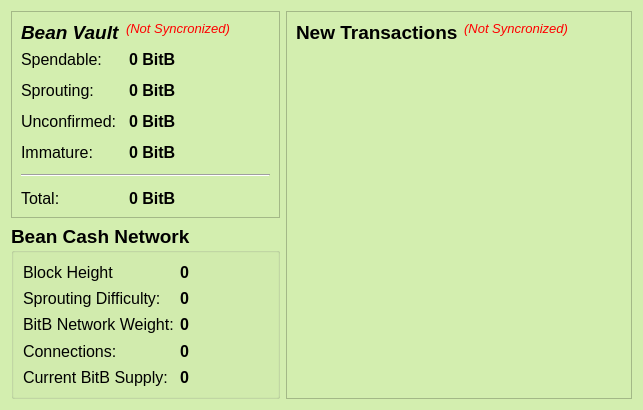
Qt form src/qt/forms/overviewpage.ui (teambean/BeanCash) before a commit.
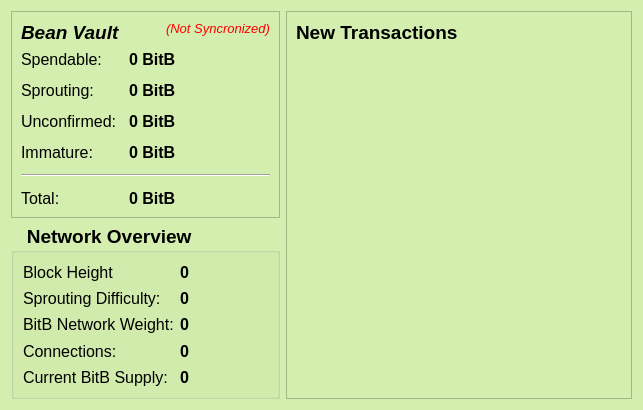
The same form after that commit. Icons and pictures are not drawn.

What changed in the file:
```diff
--- a/src/qt/forms/overviewpage.ui
+++ b/src/qt/forms/overviewpage.ui
@@ -309,29 +309,6 @@
             </property>
            </widget>
           </item>
-          <item>
-           <widget class="QLabel" name="labelWalletStatus">
-            <property name="font">
-             <font>
-              <family>Liberation Sans</family>
-              <pointsize>10</pointsize>
-              <italic>true</italic>
-             </font>
-            </property>
-            <property name="toolTip">
-             <string>The displayed information may be out of date. Your node automatically synchronizes with the Bean Cash network after a connection is established, but this process has not completed yet.</string>
-            </property>
-            <property name="styleSheet">
-             <string notr="true">QLabel { color: red; }</string>
-            </property>
-            <property name="text">
-             <string notr="true">(Not Syncronized)</string>
-            </property>
-            <property name="alignment">
-             <set>Qt::AlignLeading|Qt::AlignLeft|Qt::AlignTop</set>
-            </property>
-           </widget>
-          </item>
           <item>
            <spacer name="horizontalSpacer_2">
             <property name="orientation">
@@ -345,6 +322,29 @@
             </property>
            </spacer>
           </item>
+          <item>
+           <widget class="QLabel" name="labelWalletStatus">
+            <property name="font">
+             <font>
+              <family>Liberation Sans</family>
+              <pointsize>10</pointsize>
+              <italic>true</italic>
+             </font>
+            </property>
+            <property name="toolTip">
+             <string>The displayed information may be out of date. Your node automatically synchronizes with the Bean Cash network after a connection is established, but this process has not completed yet.</string>
+            </property>
+            <property name="styleSheet">
+             <string notr="true">QLabel { color: red; }</string>
+            </property>
+            <property name="text">
+             <string notr="true">(Not Syncronized)</string>
+            </property>
+            <property name="alignment">
+             <set>Qt::AlignLeading|Qt::AlignLeft|Qt::AlignTop</set>
+            </property>
+           </widget>
+          </item>
          </layout>
         </item>
         <item>
@@ -564,7 +564,7 @@
         </font>
        </property>
        <property name="title">
-        <string>Bean Cash Network</string>
+        <string>   Network Overview</string>
        </property>
        <layout class="QGridLayout" name="gridLayout">
         <item row="0" column="0">
@@ -763,29 +763,6 @@
             </property>
            </widget>
           </item>
-          <item>
-           <widget class="QLabel" name="labelTransactionsStatus">
-            <property name="font">
-             <font>
-              <family>Liberation Sans</family>
-              <pointsize>10</pointsize>
-              <italic>true</italic>
-             </font>
-            </property>
-            <property name="toolTip">
-             <string>The displayed information may be out of date. Your node automatically synchronizes with the Bean Cash network after a connection is established, but this process has not completed yet.</string>
-            </property>
-            <property name="styleSheet">
-             <string notr="true">QLabel { color: red; }</string>
-            </property>
-            <property name="text">
-             <string notr="true">(Not Syncronized)</string>
-            </property>
-            <property name="alignment">
-             <set>Qt::AlignRight|Qt::AlignTop|Qt::AlignTrailing</set>
-            </property>
-           </widget>
-          </item>
           <item>
            <spacer name="horizontalSpacer">
             <property name="orientation">
```
